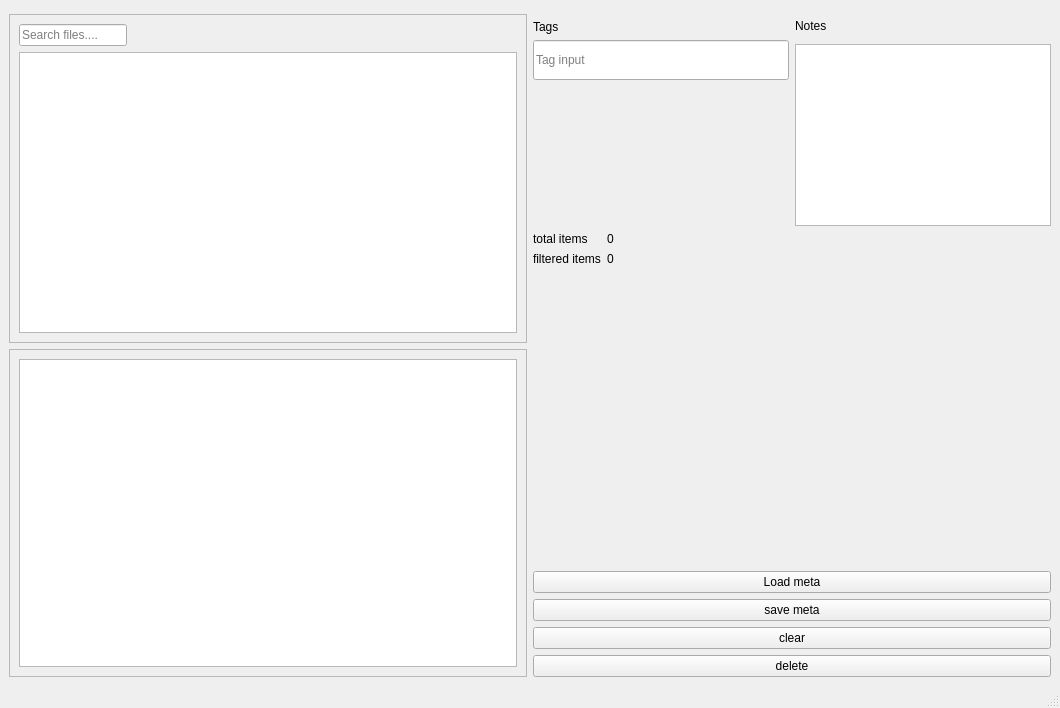
verpassen/my_proj, file PyQt Practice/file_organizer/file_organize.ui: the form before one commit.
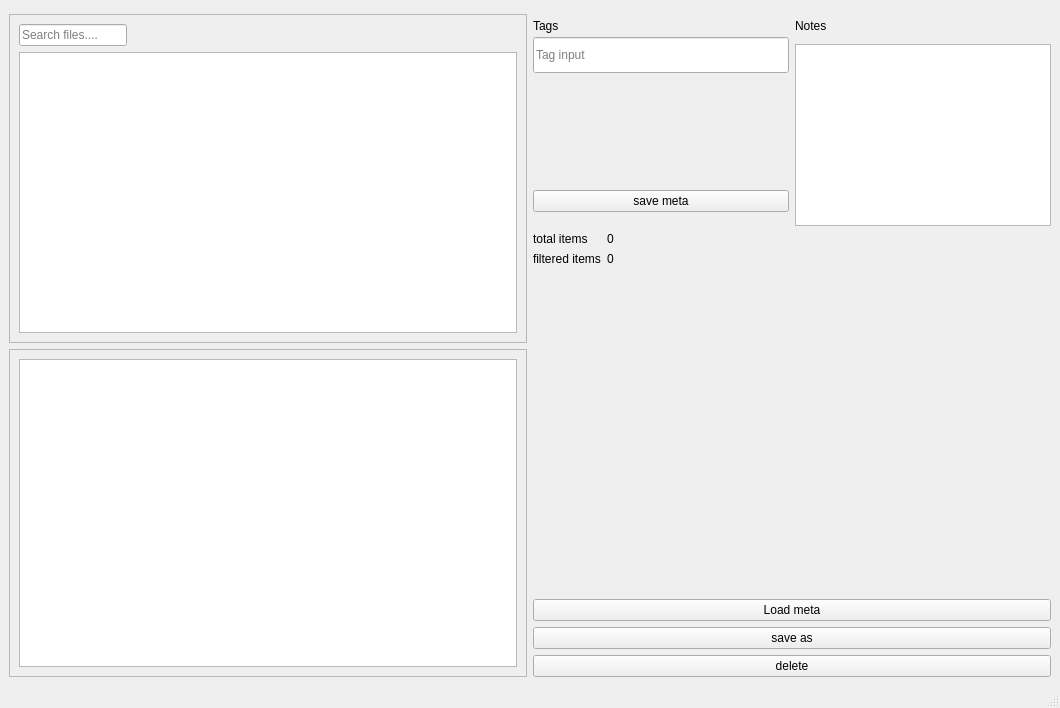
The form after the commit.

Commit message: change the ui , treeview be allowed to horizontal stretch

Diff of the .ui file:
```diff
--- a/PyQt Practice/file_organizer/file_organize.ui
+++ b/PyQt Practice/file_organizer/file_organize.ui
@@ -86,14 +86,14 @@
      </layout>
     </item>
     <item>
-     <layout class="QVBoxLayout" name="verticalLayout_2" stretch="0,2,0,3,3,3">
+     <layout class="QVBoxLayout" name="verticalLayout_2" stretch="0,2,0,3,3">
       <property name="topMargin">
        <number>5</number>
       </property>
       <item>
        <layout class="QHBoxLayout" name="horizontalLayout">
         <item>
-         <layout class="QVBoxLayout" name="verticalLayout_6" stretch="2,3,10,0">
+         <layout class="QVBoxLayout" name="verticalLayout_6" stretch="2,3,10,0,0">
           <property name="spacing">
            <number>0</number>
           </property>
@@ -136,6 +136,13 @@
             </property>
            </widget>
           </item>
+          <item>
+           <widget class="QPushButton" name="save_btn">
+            <property name="text">
+             <string>save meta</string>
+            </property>
+           </widget>
+          </item>
           <item>
            <widget class="QLabel" name="label">
             <property name="text">
@@ -201,16 +208,9 @@
        </widget>
       </item>
       <item>
-       <widget class="QPushButton" name="save_btn">
+       <widget class="QPushButton" name="saveas_btn">
         <property name="text">
-         <string>save meta</string>
-        </property>
-       </widget>
-      </item>
-      <item>
-       <widget class="QPushButton" name="clear_btn">
-        <property name="text">
-         <string>clear</string>
+         <string>save as</string>
         </property>
        </widget>
       </item>
```
Left out of the diff: 9 changed lines with no effect on the pictures. The commit also changes 1 other file.
